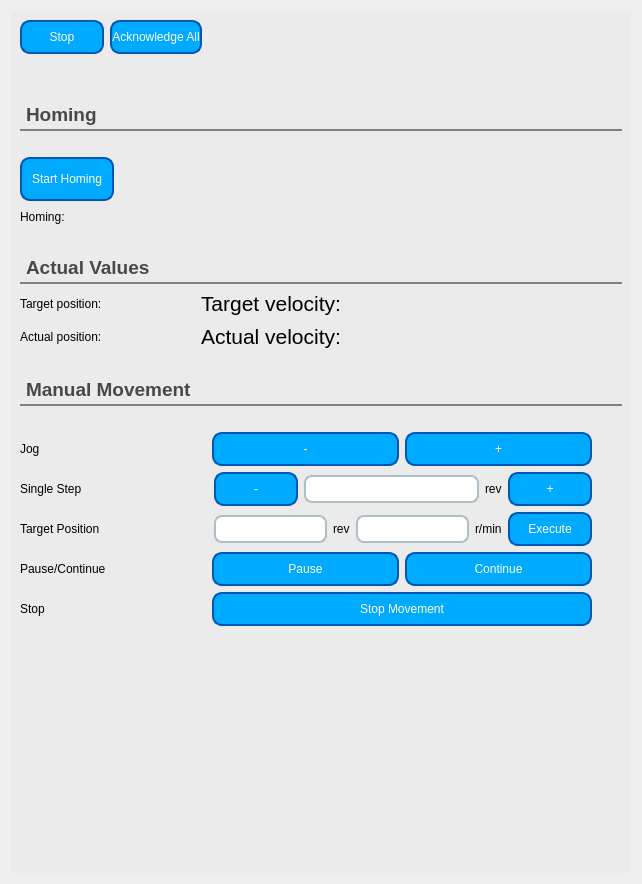
This is src/edcon/gui/ui/motion_tab.ui in Festo-se/festo-edcon as Qt 5 draws it before an edit. The edited form follows.
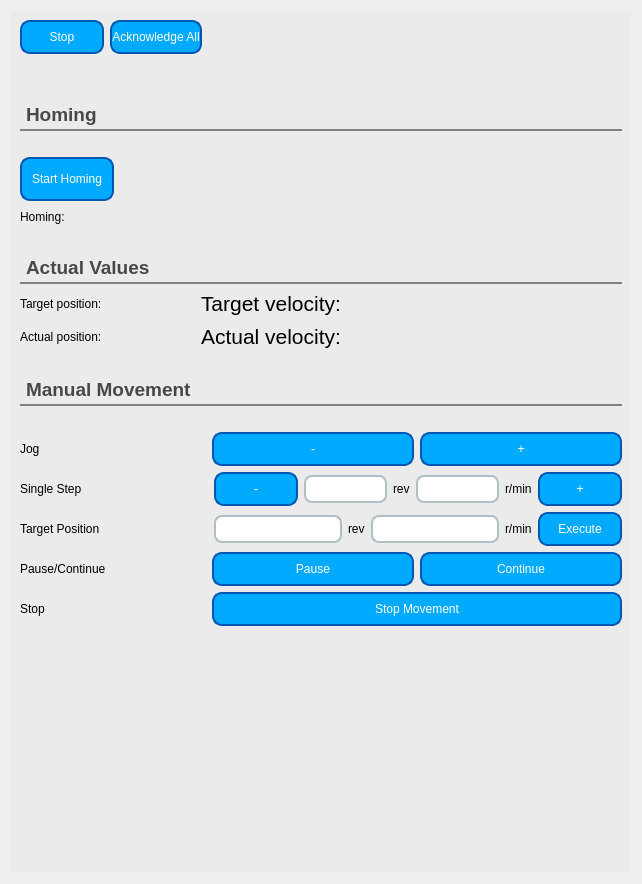
This is the edited form.

Commit message: Cleanup for motion-tab

```diff
--- a/src/edcon/gui/ui/motion_tab.ui
+++ b/src/edcon/gui/ui/motion_tab.ui
@@ -596,6 +596,35 @@
                 </property>
                </widget>
               </item>
+              <item>
+               <widget class="QLineEdit" name="line_edit_single_step_velocity">
+                <property name="styleSheet">
+                 <string notr="true">QLineEdit {
+    border: 2px solid #B0BEC5; /* Hellgrauer Rand */
+    border-radius: 8px; /* Abgerundete Ecken */
+    padding: 4px; /* Innenabstand für Text */
+    background-color: white; /* Helle Hintergrundfarbe */
+	font: 12pt &quot;MS Shell Dlg 2&quot;;
+}
+
+QLineEdit:hover {
+    border-color: #78909C; /* Dunklerer Rand beim Darüberfahren */
+}
+
+QLineEdit:focus {
+    border-color: #42A5F5; /* Blauer Rand bei Fokussierung */
+    background-color: #FFFFFF; /* Weiße Hintergrundfarbe bei Fokussierung */
+}</string>
+                </property>
+               </widget>
+              </item>
+              <item>
+               <widget class="QLabel" name="label_5">
+                <property name="text">
+                 <string>r/min</string>
+                </property>
+               </widget>
+              </item>
               <item>
                <widget class="QPushButton" name="button_single_step_positive">
                 <property name="styleSheet">
```
The commit also changes 1 other file.
